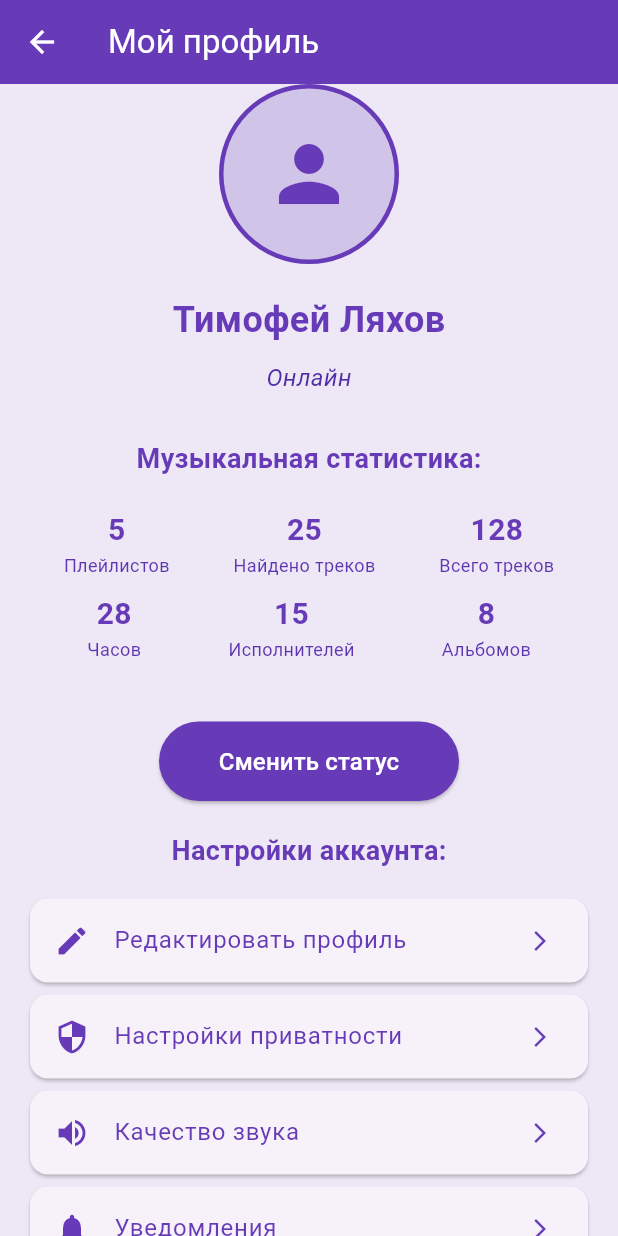
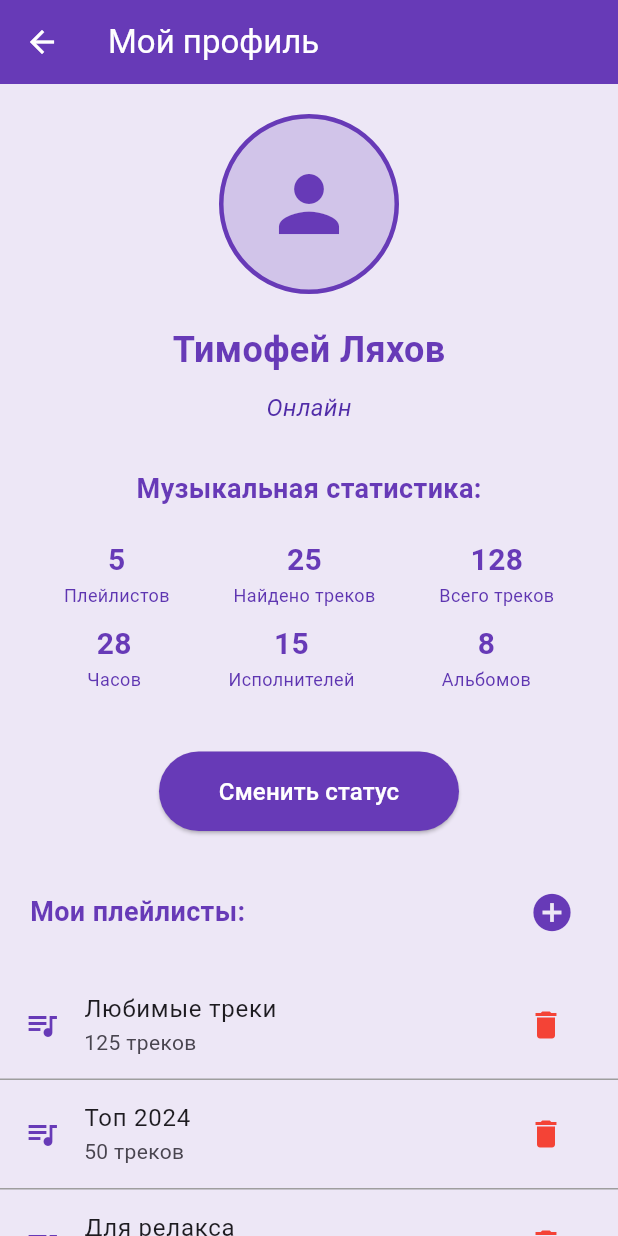
Before and after one commit to mifoxti/lyakhov_prac_1, a Flutter app: the ProfileScreen screen opened directly, on a phone screen of 412 x 824 dp. Run offline on Flutter 3.47's test engine with Material 3 defaults, Android fonts, the phone set to English and light mode, and no system bars.

Commit message:
Реализация Widget-a Column в контейнере прокрутке SingleChildScrollView в файле profile_screen.dart

```diff
--- a/lib/screens/profile_screen.dart
+++ b/lib/screens/profile_screen.dart
@@ -17,6 +17,17 @@ class _ProfileScreenState extends State<ProfileScreen> {
     'В работе'
   ];
 
+  final List<Map<String, dynamic>> _playlists = [
+    {'id': 1, 'name': 'Любимые треки', 'count': 125},
+    {'id': 2, 'name': 'Топ 2024', 'count': 50},
+    {'id': 3, 'name': 'Для релакса', 'count': 30},
+    {'id': 4, 'name': 'Тренировка', 'count': 45},
+    {'id': 5, 'name': 'Дорожные хиты', 'count': 60},
+  ];
+
+  int _nextId = 6;
+  final TextEditingController _playlistNameController = TextEditingController();
+
   void _changeStatus() {
     setState(() {
       _currentStatusIndex = (_currentStatusIndex + 1) % _statuses.length;
@@ -29,6 +40,74 @@ class _ProfileScreenState extends State<ProfileScreen> {
     );
   }
 
+  void _addNewPlaylist() {
+    showDialog(
+      context: context,
+      builder: (BuildContext context) {
+        return AlertDialog(
+          title: const Text(
+            'Создать плейлист',
+            style: TextStyle(color: Colors.deepPurple),
+          ),
+          content: TextField(
+            controller: _playlistNameController,
+            decoration: const InputDecoration(
+              hintText: 'Введите название плейлиста',
+              border: OutlineInputBorder(),
+            ),
+          ),
+          actions: [
+            TextButton(
+              onPressed: () {
+                Navigator.of(context).pop();
+                _playlistNameController.clear();
+              },
+              child: const Text(
+                'Отмена',
+                style: TextStyle(color: Colors.grey),
+              ),
+            ),
+            ElevatedButton(
+              onPressed: () {
+                final playlistName = _playlistNameController.text.trim();
+                if (playlistName.isNotEmpty) {
+                  setState(() {
+                    _playlists.add({
+                      'id': _nextId++,
+                      'name': playlistName,
+                      'count': 0,
+                    });
+                  });
+                  ScaffoldMessenger.of(context).showSnackBar(
+                    SnackBar(
+                      content: Text('Плейлист "$playlistName" создан'),
+                      backgroundColor: Colors.deepPurple,
+                    ),
+                  );
+                  Navigator.of(context).pop();
+                  _playlistNameController.clear();
+                }
+              },
+              style: ElevatedButton.styleFrom(
+                backgroundColor: Colors.deepPurple,
+              ),
+              child: const Text(
+                'Создать',
+                style: TextStyle(color: Colors.white),
+              ),
+            ),
+          ],
+        );
+      },
+    );
+  }
+
+  @override
+  void dispose() {
+    _playlistNameController.dispose();
+    super.dispose();
+  }
+
   @override
   Widget build(BuildContext context) {
     return Scaffold(
@@ -38,10 +117,14 @@ class _ProfileScreenState extends State<ProfileScreen> {
         backgroundColor: Colors.deepPurple,
         foregroundColor: Colors.white,
       ),
-      body: Center(
+      body: Column(
+        children: [
+          Expanded(
+            child: SingleChildScrollView(
               child: Column(
-          mainAxisAlignment: MainAxisAlignment.center,
                 children: [
+                  const SizedBox(height: 20),
+
                   // Аватар пользователя
                   Container(
                     width: 120,
@@ -95,7 +178,7 @@ class _ProfileScreenState extends State<ProfileScreen> {
                   Row(
                     mainAxisAlignment: MainAxisAlignment.spaceEvenly,
                     children: [
-                _buildStatItem('5', 'Плейлистов'),
+                      _buildStatItem('${_playlists.length}', 'Плейлистов'),
                       _buildStatItem('25', 'Найдено треков'),
                       _buildStatItem('128', 'Всего треков'),
                     ],
@@ -130,7 +213,63 @@ class _ProfileScreenState extends State<ProfileScreen> {
                       ),
                     ),
                   ),
-            const SizedBox(height: 20),
+                  const SizedBox(height: 30),
+
+                  // Заголовок и кнопка добавления плейлиста
+                  Padding(
+                    padding: const EdgeInsets.symmetric(horizontal: 20),
+                    child: Row(
+                      mainAxisAlignment: MainAxisAlignment.spaceBetween,
+                      children: [
+                        const Text(
+                          'Мои плейлисты:',
+                          style: TextStyle(
+                            fontSize: 18,
+                            fontWeight: FontWeight.bold,
+                            color: Colors.deepPurple,
+                          ),
+                        ),
+                        IconButton(
+                          onPressed: _addNewPlaylist,
+                          icon: const Icon(Icons.add_circle, color: Colors.deepPurple, size: 30),
+                          tooltip: 'Добавить плейлист',
+                        ),
+                      ],
+                    ),
+                  ),
+                  const SizedBox(height: 15),
+
+                  // Список плейлистов - внутренний SingleChildScrollView
+                  SingleChildScrollView(
+                    child: Column(
+                      children: _playlists
+                          .map(
+                            (playlist) => Column(
+                          children: [
+                            ListTile(
+                              leading: const Icon(Icons.queue_music, color: Colors.deepPurple),
+                              title: Text(playlist['name']),
+                              subtitle: Text('${playlist['count']} треков'),
+                              trailing: IconButton(
+                                icon: const Icon(Icons.delete, color: Colors.red),
+                                onPressed: () {
+                                  setState(() {
+                                    _playlists.remove(playlist);
+                                  });
+                                },
+                              ),
+                            ),
+                            const Divider(
+                              color: Colors.grey,
+                              height: 1,
+                            ),
+                          ],
+                        ),
+                      )
+                          .toList(),
+                    ),
+                  ),
+                  const SizedBox(height: 30),
 
                   // Настройки
                   const Text(
@@ -174,6 +313,9 @@ class _ProfileScreenState extends State<ProfileScreen> {
                 ],
               ),
             ),
+          ),
+        ],
+      ),
     );
   }
 
```
Lines whose indentation alone changed are shown as unchanged.
